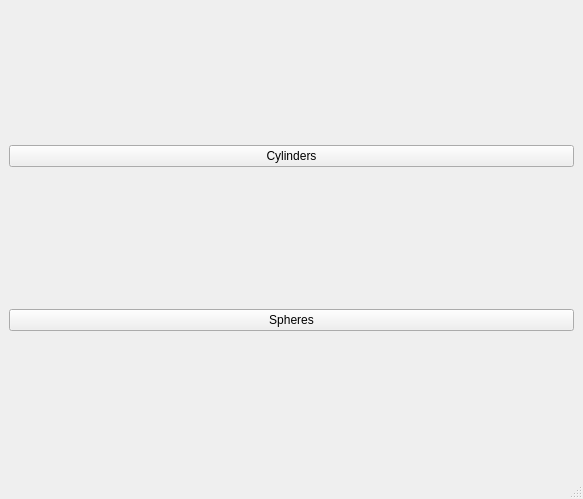
First picture: the form in ui/mainwindow.ui, repository ScreamingUdder/Qt3D-Examples, before the edit.
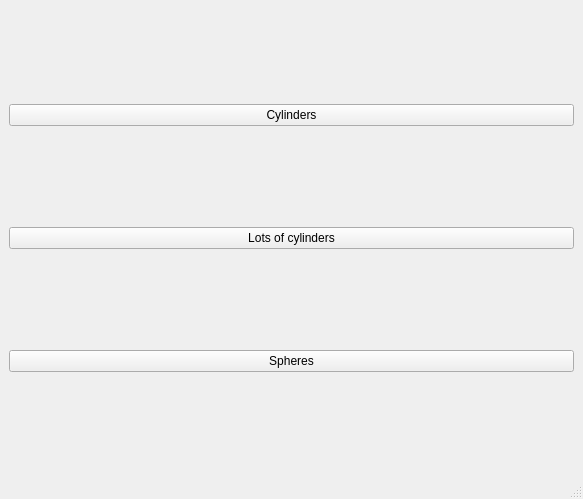
Second picture: the form after the edit.

Commit message: lots of cylinders

What changed in the file:
```diff
--- a/ui/mainwindow.ui
+++ b/ui/mainwindow.ui
@@ -22,6 +22,13 @@
       </property>
      </widget>
     </item>
+    <item>
+     <widget class="QPushButton" name="lotsofcylindersbutton">
+      <property name="text">
+       <string>Lots of cylinders</string>
+      </property>
+     </widget>
+    </item>
     <item>
      <widget class="QPushButton" name="spheres">
       <property name="text">
```
The commit also changes 3 other files.
